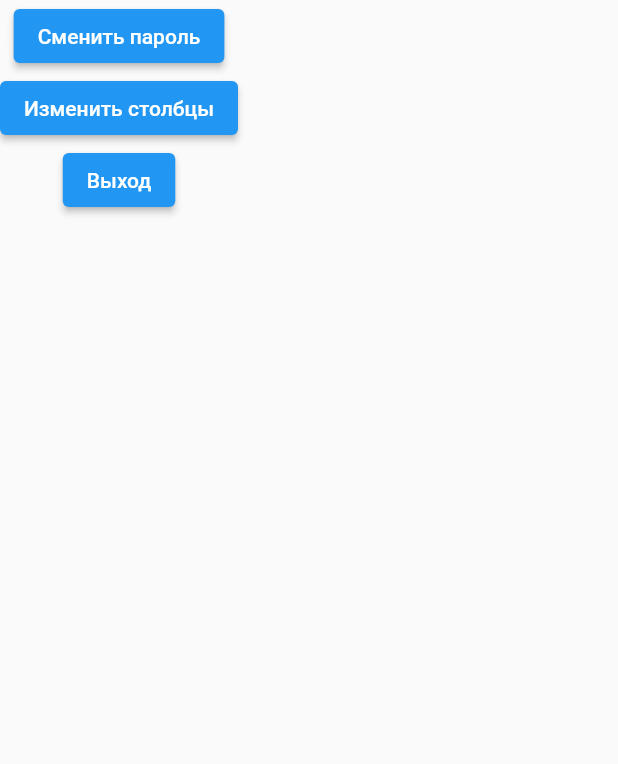
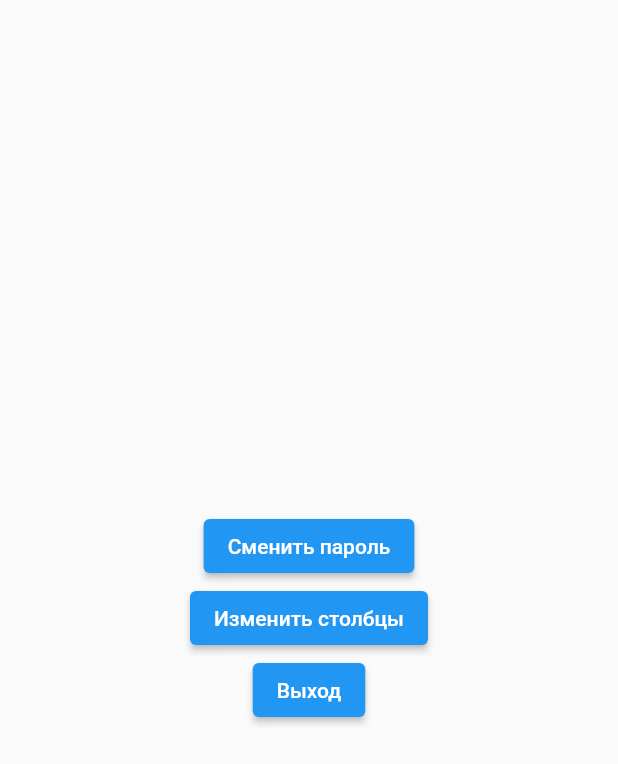
Before and after one commit to Darkildo/uchet, a Flutter app: the SettingPage widget shown alone on an empty page, opened directly, after a tap on "Выход", on a phone screen of 412 x 824 dp. Shown: the top 764 px of the screen. Run offline on Flutter 3.47's test engine with Material 2 defaults, Android fonts, the phone set to English and light mode, and no system bars; our stand-ins replace bloc, file_picker, flutter_bloc, google_fonts, permission_handler, shared_preferences and 1 more; missing offline and left inert: excel; accounts and stored records are empty.

Commit message:
-добавлена возможность менять пароль -стандартный пароль 0000

```diff
--- a/lib/const.dart
+++ b/lib/const.dart
@@ -1,2 +1,2 @@
-const String PinCode = '1488';
 const String DateKey = 'qsdbvtrewfwfe';
+const String PinKey = 'qwfgtyf3rwerw';
--- a/lib/pages/setting_page.dart
+++ b/lib/pages/setting_page.dart
@@ -1,4 +1,7 @@
 import 'package:flutter/material.dart';
+import 'package:flutter_bloc/flutter_bloc.dart';
+import 'package:sklad_uchet/service/main_bloc/bloc/main_bloc.dart';
+import 'package:sklad_uchet/widget/numpad_widget.dart';
 
 class SettingPage extends StatefulWidget {
   SettingPage({Key? key}) : super(key: key);
@@ -11,13 +14,50 @@ class _SettingPageState extends State<SettingPage> {
   @override
   Widget build(BuildContext context) {
     return Container(
+      alignment: Alignment.center,
       child: Column(
+        mainAxisAlignment: MainAxisAlignment.center,
         children: [
-          ElevatedButton(onPressed: () {}, child: Text('Сменить пароль')),
+          ElevatedButton(
+              onPressed: () =>
+                  _changePassword(BlocProvider.of<MainBloc>(context)),
+              child: Text('Сменить пароль')),
           ElevatedButton(onPressed: () {}, child: Text('Изменить столбцы')),
-          ElevatedButton(onPressed: () {}, child: Text('Выход'))
+          ElevatedButton(
+              onPressed: () =>
+                  BlocProvider.of<MainBloc>(context).add(SignOutEvent()),
+              child: Text('Выход'))
         ],
       ),
     );
   }
+
+  void _changePassword(MainBloc bloc) {
+    showDialog(
+        context: context,
+        builder: (_) {
+          return Dialog(
+              elevation: 5,
+              backgroundColor: Colors.white.withOpacity(0),
+              child: Column(
+                mainAxisSize: MainAxisSize.min,
+                children: [
+                  Padding(
+                    padding: const EdgeInsets.all(8.0),
+                    child: Card(
+                      margin: EdgeInsets.symmetric(horizontal: 10),
+                      elevation: 30,
+                      child: PinCodeNumpad((s) {
+                        if (s.length >= 4) {
+                          BlocProvider.of<MainBloc>(context)
+                              .add(ChangePinEvent(s));
+                          Navigator.pop(context);
+                        }
+                      }),
+                    ),
+                  )
+                ],
+              ));
+        });
+  }
 }
--- a/lib/service/main_bloc/bloc/main_bloc.dart
+++ b/lib/service/main_bloc/bloc/main_bloc.dart
@@ -25,6 +25,7 @@ class MainBloc extends Bloc<MainEvent, MainState> {
   List<int> params = [0, 0, 0];
   String? fileName;
   String? currentDate;
+  String? currentPin;
   PageList currentPage = PageList.pinpage;
   StorageService? storage;
   int currentPageIndex = 0;
@@ -32,13 +33,12 @@ class MainBloc extends Bloc<MainEvent, MainState> {
   Stream<MainState> mapEventToState(MainEvent event) async* {
     if (event is StartBlocEvent) {
       storage = StorageService(await SharedPreferences.getInstance());
-
+      currentPin = storage!.getPin();
       yield LoadedAppState(currentPage, pageParams, currentPageIndex);
     }
     if (event is InputPinEvent) {
-      if (event.pin == Constants.PinCode) {
+      if (event.pin == currentPin) {
         if (storage!.getDate().isNotEmpty) {
-          print(storage!.getDate());
           currentDate = storage!.getDate();
           pageParams['DateSelected'] = true;
         }
@@ -70,5 +70,14 @@ class MainBloc extends Bloc<MainEvent, MainState> {
       currentPageIndex = event.pageIndex;
       yield LoadedAppState(currentPage, pageParams, currentPageIndex);
     }
+    if (event is SignOutEvent) {
+      currentPage = PageList.pinpage;
+      currentPageIndex = 0;
+      this.add(StartBlocEvent());
+    }
+    if (event is ChangePinEvent) {
+      await storage!.updatePin(event.newPin);
+      yield LoadedAppState(currentPage, pageParams, currentPageIndex);
+    }
   }
 }
--- a/lib/service/main_bloc/bloc/main_event.dart
+++ b/lib/service/main_bloc/bloc/main_event.dart
@@ -24,3 +24,10 @@ class ChangePageEvent extends MainEvent {
   final int pageIndex;
   ChangePageEvent(this.pageIndex);
 }
+
+class SignOutEvent extends MainEvent {}
+
+class ChangePinEvent extends MainEvent {
+  final String newPin;
+  ChangePinEvent(this.newPin);
+}
--- a/lib/service/storage_service.dart
+++ b/lib/service/storage_service.dart
@@ -13,4 +13,12 @@ class StorageService {
   String getDate() {
     return storage.getString(Constants.DateKey) ?? '';
   }
+
+  Future<bool> updatePin(String newPin) async {
+    return await storage.setString(Constants.PinKey, newPin);
+  }
+
+  String getPin() {
+    return storage.getString(Constants.PinKey) ?? '0000';
+  }
 }
```
